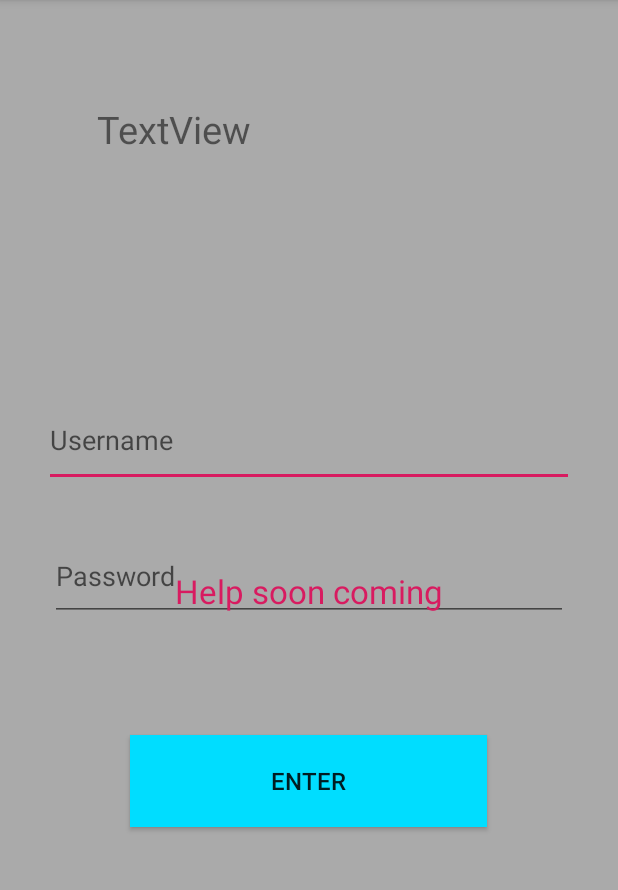
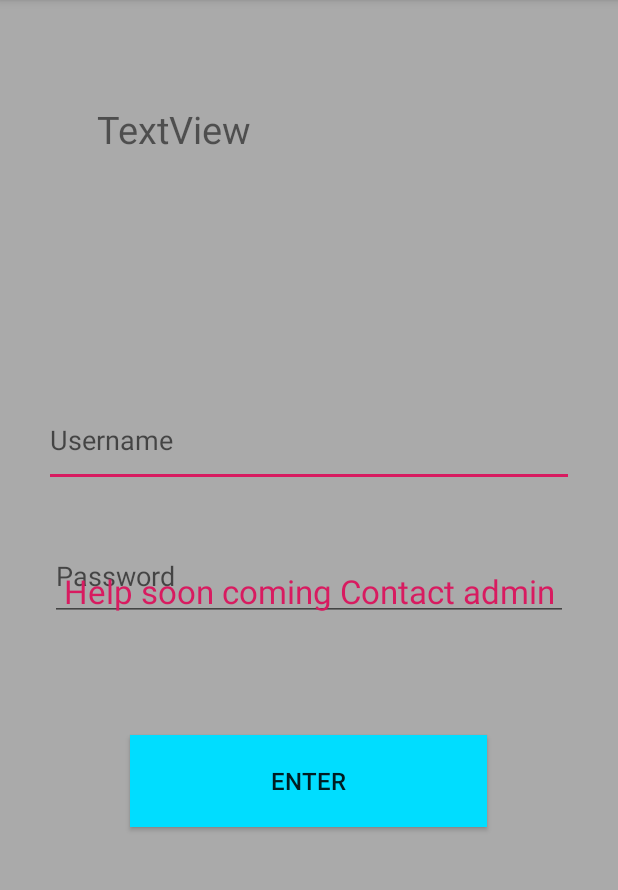
Before and after one commit to DaphineKanoel/better-feeding-master, an Android app: the screen it shows after launch (MainActivity), in the options menu, after a tap on "Help", on a phone screen of 412 x 824 dp, the part 84-974 px from its top. Run offline under Robolectric (Android 15) with nearby library versions, the phone set to English and light mode, and no system bars.

Commit message:
This is the second commit

```diff
--- a/app/src/main/res/layout/fragment_help.xml
+++ b/app/src/main/res/layout/fragment_help.xml
@@ -9,7 +9,7 @@
     <TextView
         android:layout_width="match_parent"
         android:layout_height="wrap_content"
-        android:text="Help soon coming"
+        android:text="Help soon coming Contact admin"
         android:textColor="@color/colorAccent"
         android:textAppearance="?android:textAppearanceLarge"
         android:layout_gravity="center"
```
